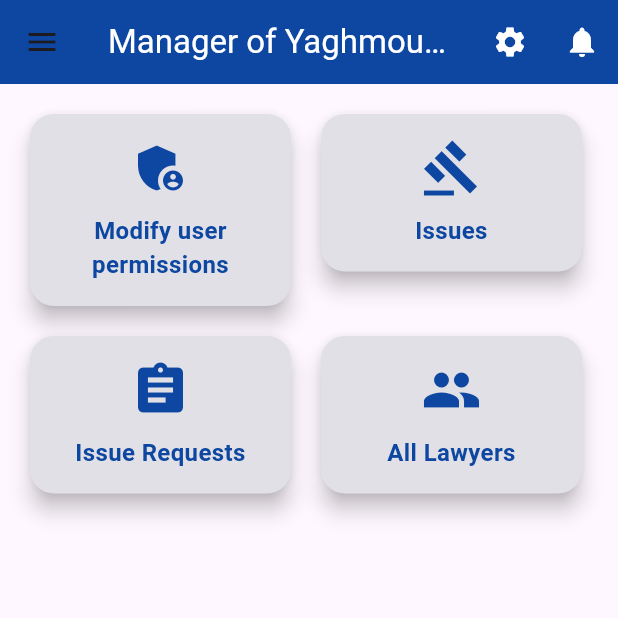
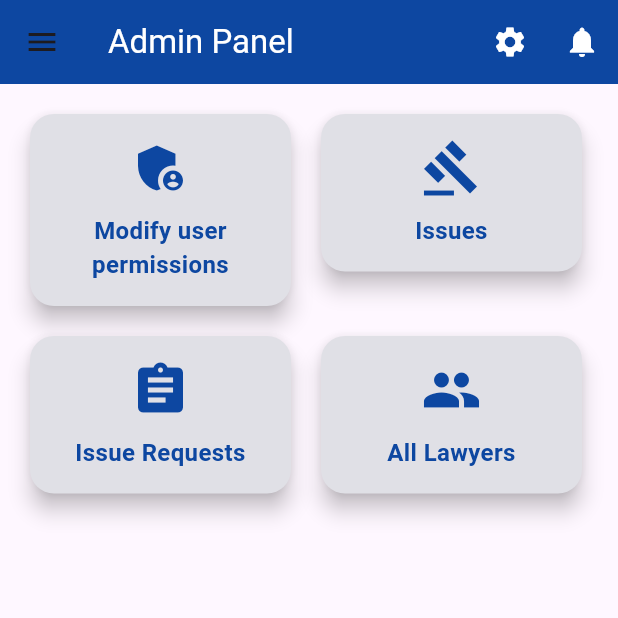
Before and after one commit to 7788996633/Grad, a Flutter app: the AdminHomeScreen screen opened directly, on a phone screen of 412 x 824 dp, the top half of it. Run offline on Flutter 3.47's test engine with Material 3 defaults, Android fonts, the phone set to English and light mode, and no system bars; our stand-ins replace bloc, curved_navigation_bar, file_picker, flutter_bloc, image_picker, salomon_bottom_bar and 1 more; missing offline and left inert: flutter_pdfview; accounts and stored records are empty.

Commit message:
initial commit

```diff
--- a/lib/presentation/screens/home/admin_home_screen.dart
+++ b/lib/presentation/screens/home/admin_home_screen.dart
@@ -6,6 +6,7 @@ import '../../../blocs/issue_requests_bloc/issue_requests_bloc.dart';
 import '../../../blocs/lawyer_bloc/lawyer_bloc.dart';
 import '../../../blocs/user_profile_bloc/user_profile_bloc.dart';
 import '../../widgets/custom_app_drawer.dart';
+import '../../widgets/custom_home_appbar.dart';
 import '../../widgets/section_card.dart';
 import '../admin_screens/issues_screens.dart/all_issues_screen.dart';
 import '../../../constant.dart';
@@ -80,39 +81,7 @@ class AdminHomeScreen extends StatelessWidget {
     ];
 
     return Scaffold(
-      appBar: AppBar(
-        title: const Text(
-          'Manager of Yaghmour Company ',
-          style: TextStyle(color: Colors.white),
-        ),
-        backgroundColor: AppColors.darkBlue,
-        actions: [
-          IconButton(
-            icon: const Icon(Icons.settings, color: Colors.white),
-            tooltip: 'Settings',
-            onPressed: () {
-              Navigator.push(
-                context,
-                MaterialPageRoute(
-                  builder: (context) => const SettingsScreen(),
-                ),
-              );
-            },
-          ),
-          IconButton(
-            icon: const Icon(Icons.notifications, color: Colors.white),
-            tooltip: 'Notifications',
-            onPressed: () {
-              Navigator.push(
-                context,
-                MaterialPageRoute(
-                  builder: (context) => const NotificationsScreen(),
-                ),
-              );
-            },
-          ),
-        ],
-      ),
+      appBar: const CustomHomeAppBar(title: 'Admin Panel'),
       drawer: BlocProvider(
         create: (context) => UserProfileBloc()..add(ShowUserProfileEvent()),
         child: const CustomAppDrawer(),
```
